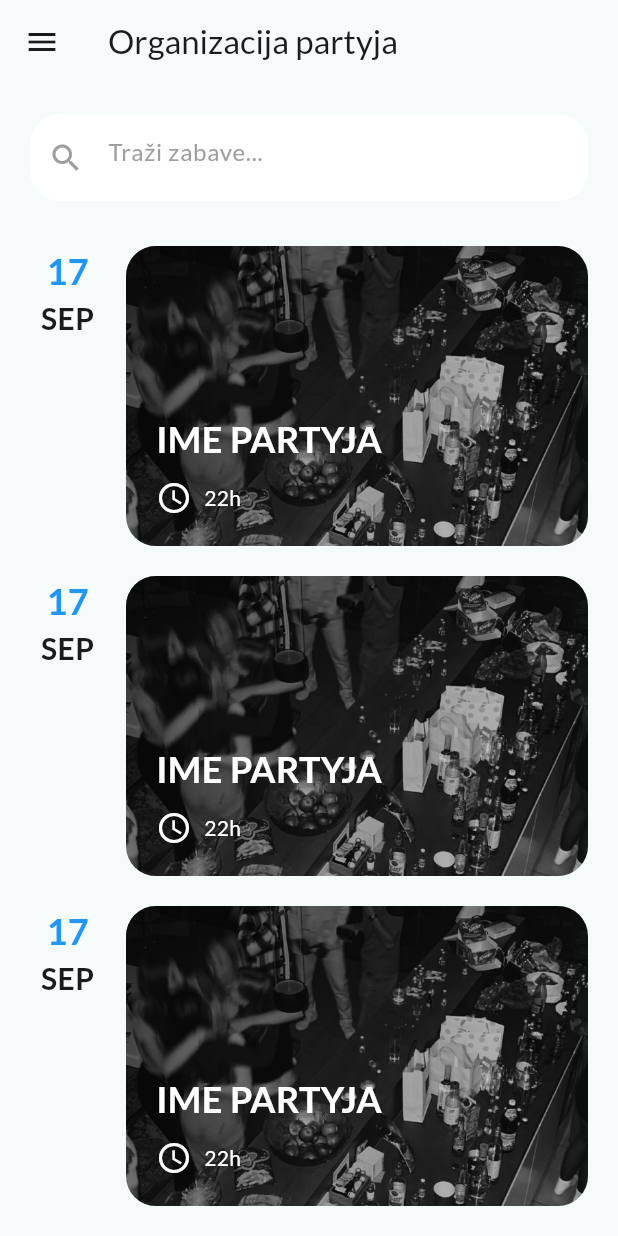
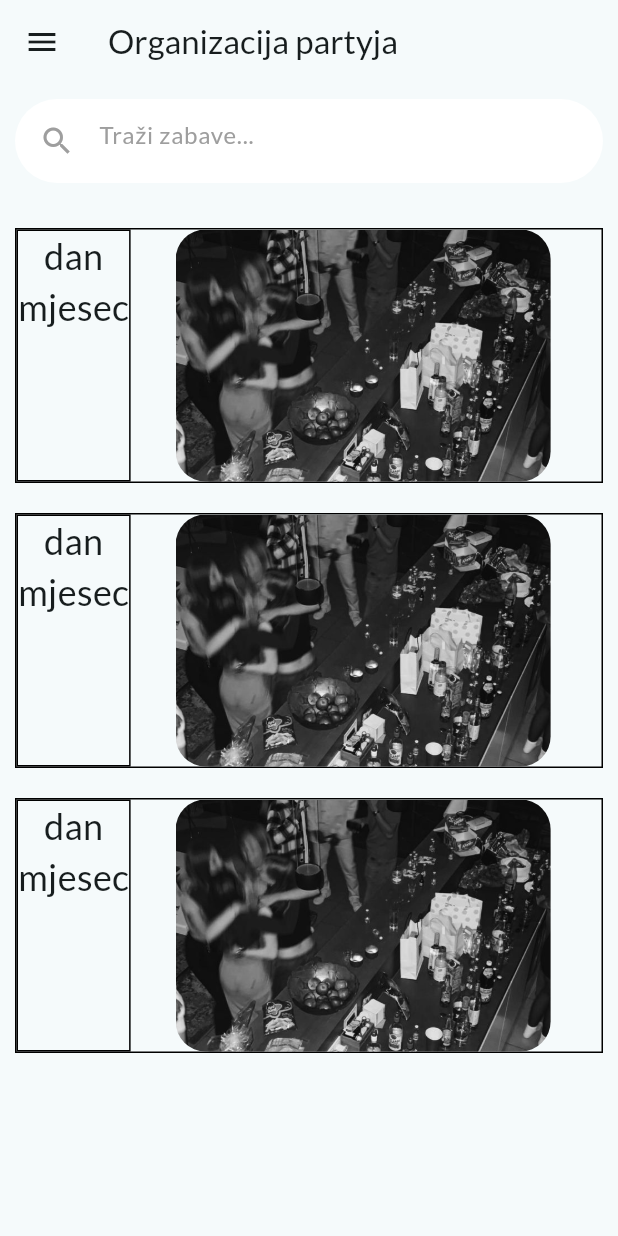
Before and after one commit to mizolf/party_organizer, a Flutter app: the PartyList screen opened directly, on a phone screen of 412 x 824 dp. Run offline on Flutter 3.47's test engine with Material 3 defaults, Android fonts, the phone set to English and light mode, and no system bars; our stand-ins replace animate_do, firebase_core, google_fonts, page_transition; accounts and stored records are empty.

Commit message:
ListView dodan

```diff
--- /dev/null
+++ b/lib/dummy_data.dart/dummy_data.dart
@@ -0,0 +1,33 @@
+import 'package:party_organizer/models/party.dart';
+
+final parties = [
+  Party(
+    title: 'Pivo Party',
+    startTime: DateTime(2024, 1, 21, 20, 00),
+    musicType: [
+      MusicType.Balkan,
+    ],
+    isAlcNeeded: true,
+  ),
+  Party(
+    title: 'Nogometni kviz',
+    startTime: DateTime(2024, 2, 1, 19, 00),
+    musicType: [
+      MusicType.Balkan,
+      MusicType.Rock,
+      MusicType.HipHop,
+    ],
+    isAlcNeeded: false,
+  ),
+  Party(
+    title: 'Dnevni party',
+    startTime: DateTime(2024, 7, 7, 14, 00),
+    musicType: [
+      MusicType.Balkan,
+      MusicType.Rock,
+      MusicType.HipHop,
+      MusicType.Techno,
+    ],
+    isAlcNeeded: true,
+  ),
+];
--- /dev/null
+++ b/lib/models/party.dart
@@ -0,0 +1,20 @@
+enum MusicType {
+  Rock,
+  HipHop,
+  Techno,
+  Balkan,
+  Jazz,
+}
+
+class Party {
+  const Party({
+    required this.title,
+    required this.startTime,
+    required this.musicType,
+    required this.isAlcNeeded,
+  });
+  final String title;
+  final DateTime startTime;
+  final List<MusicType> musicType;
+  final bool isAlcNeeded;
+}
--- a/lib/screens/party_list.dart
+++ b/lib/screens/party_list.dart
@@ -1,7 +1,11 @@
 import 'package:animate_do/animate_do.dart';
 import 'package:flutter/material.dart';
 import 'package:intl/intl.dart';
+import 'package:page_transition/page_transition.dart';
+import 'package:party_organizer/dummy_data.dart/dummy_data.dart';
+import 'package:party_organizer/models/party.dart';
 import 'package:party_organizer/screens/party_details.dart';
+import 'package:party_organizer/widgets/party_list_item.dart';
 
 class PartyList extends StatefulWidget {
   const PartyList({super.key});
@@ -47,166 +51,46 @@ class _PartyListState extends State<PartyList> {
         backgroundColor: Colors.transparent,
         title: const Text('Organizacija partyja'),
       ),
-      body: SafeArea(
-        child: SingleChildScrollView(
-          padding: const EdgeInsets.all(20),
+      body: SingleChildScrollView(
+        padding: const EdgeInsets.all(10),
         child: Column(
           children: [
-              Container(
-                padding: const EdgeInsets.symmetric(vertical: 5),
+            FadeInUp(
+              duration: const Duration(milliseconds: 1500),
+              child: Container(
+                padding: const EdgeInsets.all(4),
                 decoration: BoxDecoration(
-                  borderRadius: BorderRadius.circular(20),
                   color: Colors.white,
+                  borderRadius: BorderRadius.circular(50),
                 ),
                 child: TextField(
                   controller: textController,
                   decoration: const InputDecoration(
                     border: InputBorder.none,
-                    prefixIcon: Icon(Icons.search, color: Colors.grey),
                     hintText: 'Traži zabave...',
                     hintStyle: TextStyle(color: Colors.grey),
+                    prefixIcon: Icon(
+                      Icons.search,
+                      color: Colors.grey,
+                    ),
+                  ),
                 ),
               ),
             ),
             const SizedBox(
               height: 30,
             ),
-              makeItem(
-                image: 'assets/images/home.jpeg',
-                date: 17,
-              ),
-              const SizedBox(
-                height: 20,
-              ),
-              makeItem(
-                image: 'assets/images/home.jpeg',
-                date: 17,
-              ),
-              const SizedBox(
-                height: 20,
-              ),
-              makeItem(
-                image: 'assets/images/home.jpeg',
-                date: 17,
-              ),
-              const SizedBox(
-                height: 20,
-              ),
-              makeItem(
-                image: 'assets/images/home.jpeg',
-                date: 17,
-              ),
-              const SizedBox(
-                height: 20,
-              ),
-              makeItem(
-                image: 'assets/images/home.jpeg',
-                date: 17,
-              ),
-            ],
-          ),
-        ),
-      ),
-    );
-  }
-
-  Widget makeItem({image, date}) {
-    return Row(
-      children: [
-        Container(
-          width: 50,
-          height: 200,
-          margin: const EdgeInsets.only(
-            right: 14,
-          ),
-          child: Column(
-            children: [
-              Text(
-                date.toString(),
-                style: const TextStyle(
-                  color: Colors.blue,
-                  fontSize: 24,
-                  fontWeight: FontWeight.bold,
-                ),
-              ),
-              Text(
-                'SEP',
-                style: const TextStyle(
-                  fontSize: 20,
-                  fontWeight: FontWeight.bold,
+            ListView.builder(
+              itemCount: parties.length,
+              shrinkWrap: true,
+              itemBuilder: (context, index) => PartyListItem(
+                party: parties[index],
+                image: AssetImage('assets/images/home.jpeg'),
               ),
             ),
           ],
         ),
       ),
-        Expanded(
-          child: GestureDetector(
-            onTap: () {
-              Navigator.of(context).push(
-                MaterialPageRoute(
-                  builder: (ctx) => PartyDetails(),
-                ),
-              );
-            },
-            child: Container(
-              height: 200,
-              decoration: BoxDecoration(
-                borderRadius: BorderRadius.circular(20),
-                image: DecorationImage(
-                  image: AssetImage(image),
-                  fit: BoxFit.cover,
-                ),
-              ),
-              child: Container(
-                padding: const EdgeInsets.all(20),
-                decoration: BoxDecoration(
-                  borderRadius: BorderRadius.circular(20),
-                  gradient: LinearGradient(
-                    colors: [
-                      Colors.black.withOpacity(0.5),
-                      Colors.black.withOpacity(0.3),
-                      Colors.black.withOpacity(0.1),
-                    ],
-                    begin: Alignment.centerLeft,
-                    end: Alignment.centerRight,
-                  ),
-                ),
-                child: Column(
-                  mainAxisAlignment: MainAxisAlignment.end,
-                  crossAxisAlignment: CrossAxisAlignment.start,
-                  children: [
-                    const Text(
-                      'IME PARTYJA',
-                      style: TextStyle(
-                          color: Colors.white,
-                          fontWeight: FontWeight.bold,
-                          fontSize: 24),
-                    ),
-                    const SizedBox(
-                      height: 10,
-                    ),
-                    Row(
-                      children: [
-                        Icon(
-                          Icons.access_time,
-                          color: Colors.white,
-                        ),
-                        const SizedBox(
-                          width: 8,
-                        ),
-                        const Text(
-                          '22h',
-                          style: TextStyle(color: Colors.white),
-                        ),
-                      ],
-                    ),
-                  ],
-                ),
-              ),
-            ),
-          ),
-        ),
-      ],
     );
   }
 }
--- /dev/null
+++ b/lib/widgets/party_list_item.dart
@@ -0,0 +1,52 @@
+import 'package:flutter/material.dart';
+import 'package:page_transition/page_transition.dart';
+import 'package:party_organizer/models/party.dart';
+import 'package:party_organizer/screens/party_details.dart';
+
+class PartyListItem extends StatelessWidget {
+  const PartyListItem({super.key, required this.party, required this.image});
+
+  final Party party;
+  final AssetImage image;
+
+  @override
+  Widget build(BuildContext context) {
+    return Container(
+      height: 170,
+      width: MediaQuery.sizeOf(context).width,
+      margin: const EdgeInsets.only(bottom: 20),
+      decoration: BoxDecoration(border: Border.all()),
+      child: Row(
+        crossAxisAlignment: CrossAxisAlignment.start,
+        children: [
+          Container(
+            decoration: BoxDecoration(border: Border.all()),
+            child: Column(
+              children: [
+                const Text(
+                  'dan',
+                  style: TextStyle(fontSize: 24),
+                ),
+                const Text(
+                  'mjesec',
+                  style: TextStyle(fontSize: 24),
+                )
+              ],
+            ),
+          ),
+          const SizedBox(
+            width: 30,
+          ),
+          Container(
+            height: 170,
+            width: 250,
+            decoration: BoxDecoration(
+              image: DecorationImage(image: image, fit: BoxFit.cover),
+              borderRadius: BorderRadius.circular(20),
+            ),
+          ),
+        ],
+      ),
+    );
+  }
+}
```
Lines whose indentation alone changed are shown as unchanged.
